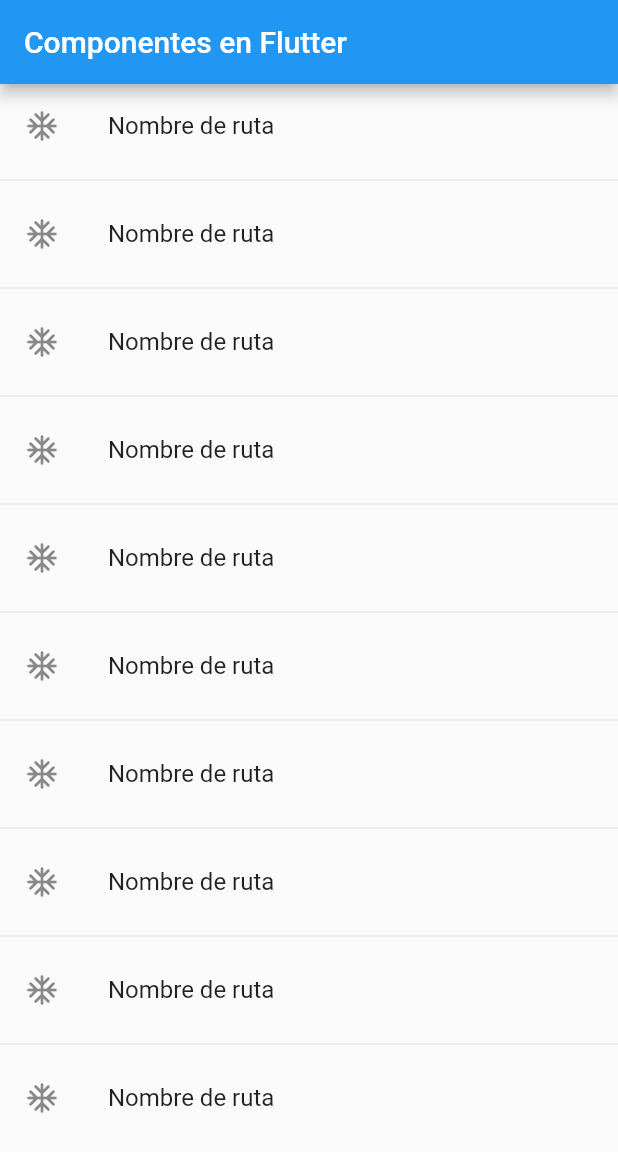
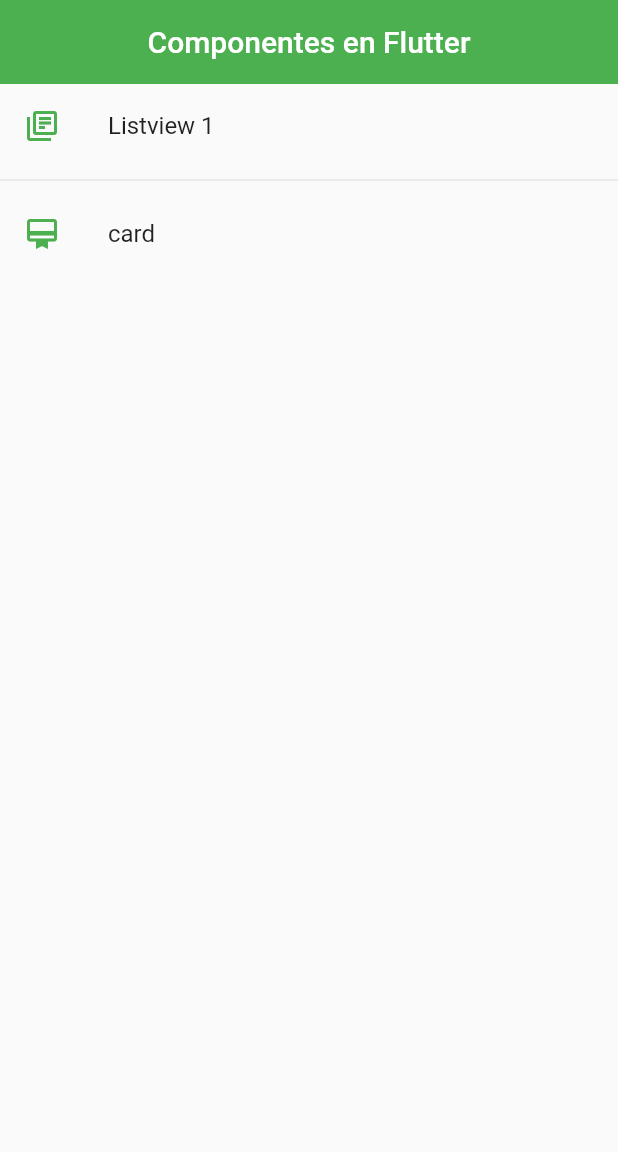
Before and after one commit to Akrata/curso-Flutter, a Flutter app: the screen it shows after launch, on a phone screen of 412 x 824 dp. Shown: the top 1152 px of the screen. Run offline on Flutter 3.47's test engine with Material 2 defaults, Android fonts, the phone set to English and light mode, and no system bars.

Commit message:
components_3

```diff
--- a/components_app/lib/main.dart
+++ b/components_app/lib/main.dart
@@ -1,5 +1,8 @@
+import 'package:components_app/router/app_routes.dart';
 import 'package:flutter/material.dart';
 import 'package:components_app/screens/screens.dart';
+
+import 'themes/app_theme.dart';
 
 void main() => runApp(const MyApp());
 
@@ -15,11 +18,10 @@ class MyApp extends StatelessWidget {
       // home: Scaffold(
       //   body: Listview1Screen(),
       // ),
-      initialRoute: 'home',
-      routes: {
-        'home': (context) => HomeScreen(),
-        'listview1': (context) => Listview1Screen(),
-      },
+      initialRoute: AppRoutes.initialRoute,
+      routes: AppRoutes.getAppRoutes(),
+      onGenerateRoute: (settings) => AppRoutes.OngenerateRoute(settings),
+      theme: AppTheme.lightTheme,
     );
   }
 }
--- /dev/null
+++ b/components_app/lib/models/menu_options.dart
@@ -0,0 +1,15 @@
+import 'package:flutter/material.dart';
+
+class MenuOptions {
+  final String route_dir;
+  final String name;
+  final Widget screen;
+  final IconData icon;
+
+  MenuOptions({
+    required this.route_dir,
+    required this.name,
+    required this.screen,
+    required this.icon,
+  });
+}
--- /dev/null
+++ b/components_app/lib/models/models.dart
@@ -0,0 +1 @@
+export 'package:components_app/models/menu_options.dart';
--- /dev/null
+++ b/components_app/lib/router/app_routes.dart
@@ -0,0 +1,48 @@
+import 'package:components_app/screens/card_screen.dart';
+import 'package:flutter/material.dart';
+
+import '../models/models.dart';
+import '../screens/screens.dart';
+
+class AppRoutes {
+  static const initialRoute = 'home';
+
+  static final menuOptions = <MenuOptions>[
+    // MenuOptions(
+    //     route_dir: 'home',
+    //     name: 'Home Screen',
+    //     screen: HomeScreen(),
+    //     icon: Icons.home),
+    MenuOptions(
+        route_dir: 'listview1',
+        name: 'Listview 1',
+        screen: Listview1Screen(),
+        icon: Icons.library_books_outlined),
+    MenuOptions(
+        route_dir: 'card',
+        name: 'card',
+        screen: CardScreen(),
+        icon: Icons.card_membership_outlined),
+  ];
+
+  static Map<String, Widget Function(BuildContext)> getAppRoutes() {
+    final Map<String, Widget Function(BuildContext)> appRoutes = {};
+
+    for (var element in menuOptions) {
+      appRoutes.addAll({element.route_dir: (context) => element.screen});
+    }
+
+    return appRoutes;
+  }
+
+  // static Map<String, Widget Function(BuildContext)> routes = {
+  //   'home': (context) => HomeScreen(),
+  //   'listview1': (context) => Listview1Screen(),
+  // };
+
+  static OngenerateRoute(RouteSettings settings) {
+    return MaterialPageRoute(
+      builder: (context) => HomeScreen(),
+    );
+  }
+}
--- a/components_app/lib/screens/home_screen.dart
+++ b/components_app/lib/screens/home_screen.dart
@@ -1,7 +1,13 @@
+import 'package:components_app/models/models.dart';
+import 'package:components_app/router/app_routes.dart';
+import 'package:components_app/themes/app_theme.dart';
 import 'package:flutter/material.dart';
 
 class HomeScreen extends StatelessWidget {
-  const HomeScreen({Key? key}) : super(key: key);
+  final menuOptions = AppRoutes.menuOptions;
+  HomeScreen({
+    Key? key,
+  }) : super(key: key);
 
   @override
   Widget build(BuildContext context) {
@@ -10,15 +16,20 @@ class HomeScreen extends StatelessWidget {
         title: const Text("Componentes en Flutter"),
       ),
       body: ListView.separated(
-        itemCount: 10,
+        itemCount: menuOptions.length,
         separatorBuilder: (BuildContext context, int index) {
           return const Divider();
         },
         itemBuilder: (BuildContext context, int index) {
           return ListTile(
-            title: Text('Nombre de ruta'),
-            leading: Icon(Icons.ac_unit_rounded),
-            onTap: () {},
+            title: Text(menuOptions[index].name),
+            leading: Icon(
+              menuOptions[index].icon,
+              color: AppTheme.primary,
+            ),
+            onTap: () {
+              Navigator.pushNamed(context, menuOptions[index].route_dir);
+            },
           );
         },
       ),
--- /dev/null
+++ b/components_app/lib/themes/app_theme.dart
@@ -0,0 +1,17 @@
+import 'package:flutter/material.dart';
+
+class AppTheme {
+  static const Color primary = Colors.green;
+
+  static final ThemeData lightTheme = ThemeData().copyWith(
+    // useMaterial3: true,
+    appBarTheme: const AppBarTheme(
+      color: primary,
+      elevation: 0,
+      centerTitle: true,
+    ),
+    textButtonTheme: TextButtonThemeData(
+      style: TextButton.styleFrom(primary: primary),
+    ),
+  );
+}
--- /dev/null
+++ b/components_app/lib/widgets/widgets.dart
@@ -0,0 +1,3 @@
+export 'package:components_app/widgets/custom_card_2.dart';
+
+export 'package:components_app/widgets/custom_card.dart';
```
Also changed, not shown: components_app/lib/screens/card_screen.dart (added, +42 -0 lines), components_app/lib/widgets/custom_card.dart (added, +44 -0 lines), components_app/lib/widgets/custom_card_2.dart (added, +37 -0 lines), components_app/pubspec.yaml (+4 -6 lines), components_app/assets/img/jar-loading.gif (added).
